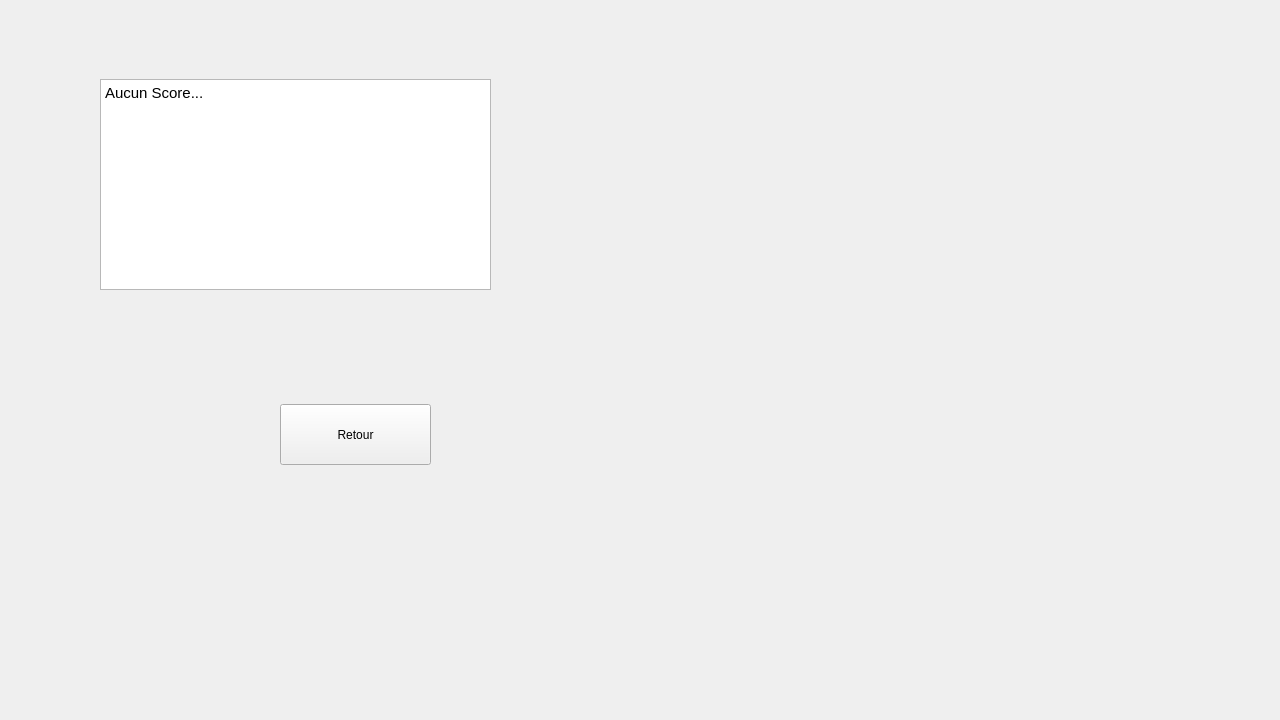
Old version of the form mainwindow.ui in the repository PetitEsprit/IN505-Sfsca.
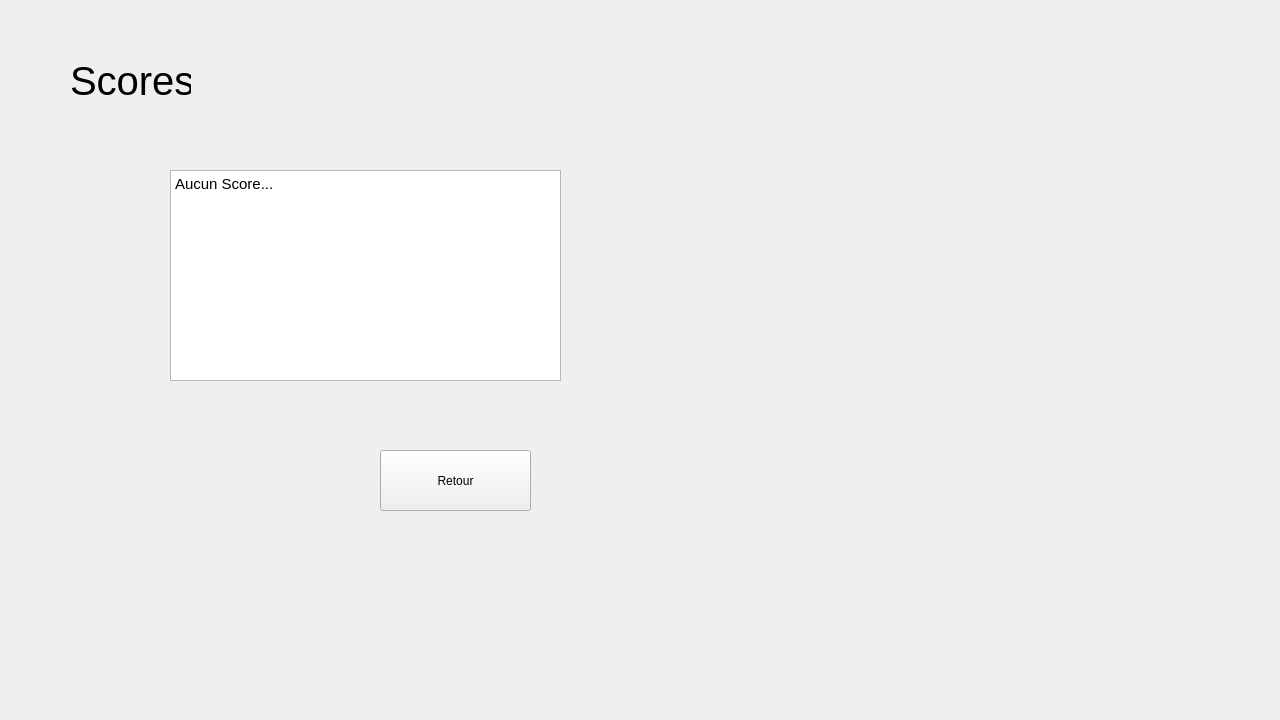
New version of the form. The open tabs and pages were chosen to show the change.

Commit message: qq modif2

What changed in the file:
```diff
--- a/mainwindow.ui
+++ b/mainwindow.ui
@@ -375,8 +375,8 @@
      <widget class="QTextEdit" name="score_edit">
       <property name="geometry">
        <rect>
-        <x>100</x>
-        <y>79</y>
+        <x>170</x>
+        <y>170</y>
         <width>391</width>
         <height>211</height>
        </rect>
@@ -395,8 +395,8 @@
      <widget class="QPushButton" name="button_retour">
       <property name="geometry">
        <rect>
-        <x>280</x>
-        <y>404</y>
+        <x>380</x>
+        <y>450</y>
         <width>151</width>
         <height>61</height>
        </rect>
@@ -405,6 +405,24 @@
        <string>Retour</string>
       </property>
      </widget>
+     <widget class="QLabel" name="label">
+      <property name="geometry">
+       <rect>
+        <x>70</x>
+        <y>60</y>
+        <width>121</width>
+        <height>41</height>
+       </rect>
+      </property>
+      <property name="font">
+       <font>
+        <pointsize>30</pointsize>
+       </font>
+      </property>
+      <property name="text">
+       <string>Scores</string>
+      </property>
+     </widget>
     </widget>
    </widget>
   </widget>
```
Left out of the diff: 2 changed lines with no effect on the pictures. The commit also changes 2 other files.
